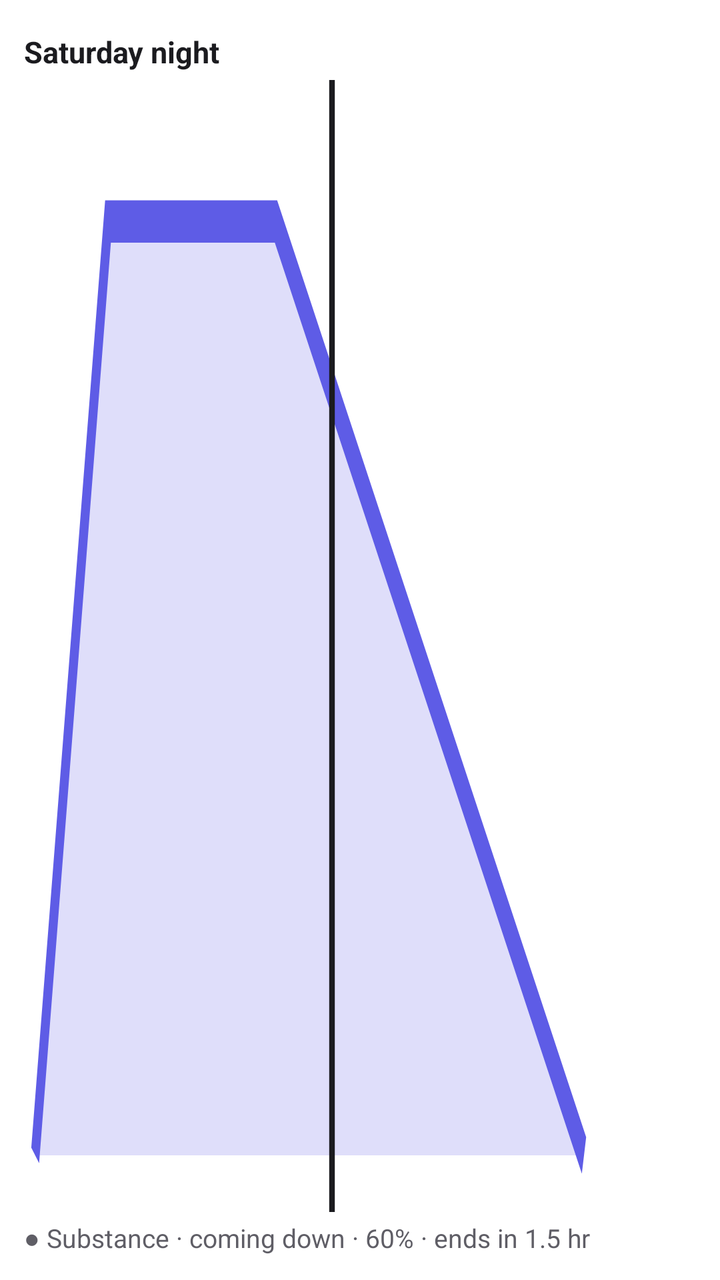
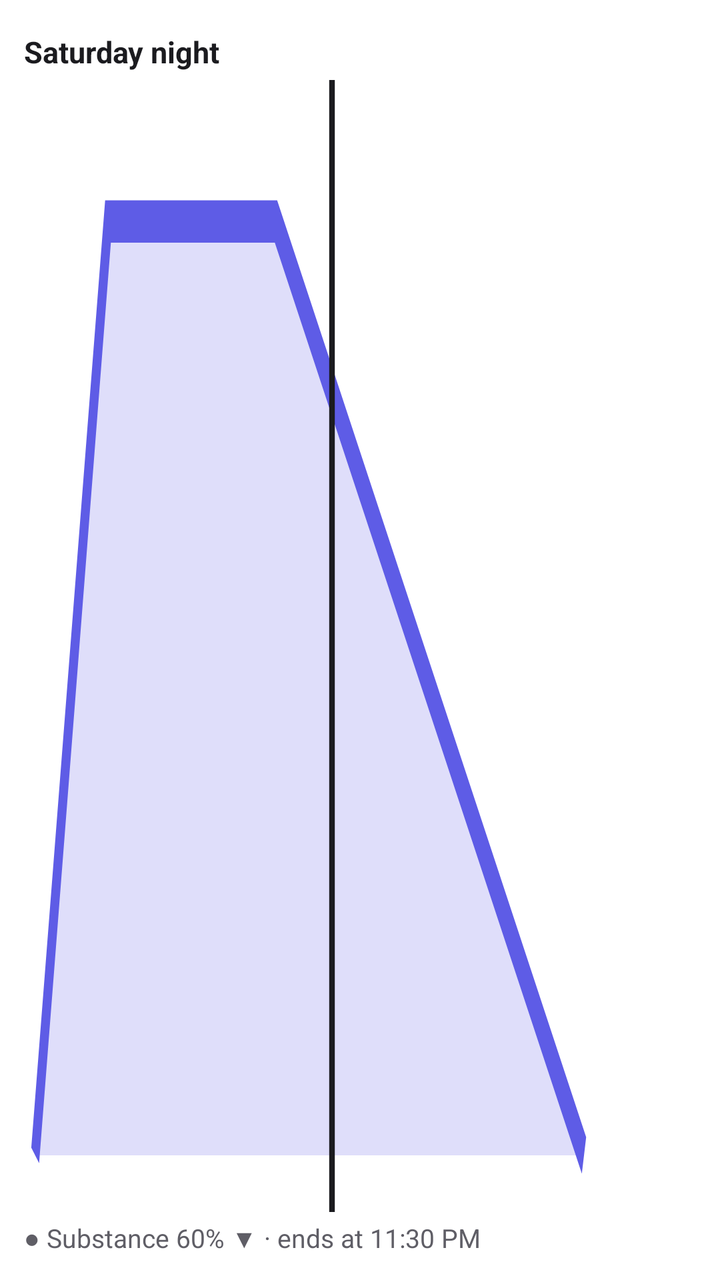

Compare the two renders of this Android layout. The source of the first and the diff that turns it into the second are given below.
<!-- AndroidManifest.xml: application theme Theme.App.Starting -->
<!-- res/layout/widget_full_preview.xml -->
<?xml version="1.0" encoding="utf-8"?>
<LinearLayout xmlns:android="http://schemas.android.com/apk/res/android"
    android:layout_width="match_parent"
    android:layout_height="match_parent"
    android:background="@drawable/widget_background"
    android:orientation="vertical"
    android:padding="12dp">

    <TextView
        android:layout_width="match_parent"
        android:layout_height="28dp"
        android:gravity="center_vertical"
        android:text="Saturday night"
        android:textColor="@color/widget_text"
        android:textSize="15sp"
        android:textStyle="bold" />

    <ImageView
        android:layout_width="match_parent"
        android:layout_height="0dp"
        android:layout_weight="1"
        android:importantForAccessibility="no"
        android:scaleType="fitXY"
        android:src="@drawable/widget_preview_chart" />

    <TextView
        android:layout_width="match_parent"
        android:layout_height="wrap_content"
        android:layout_marginTop="4dp"
        android:text="● Substance · coming down · 60% · ends in 1.5 hr"
        android:textColor="@color/widget_text_secondary"
        android:textSize="13sp" />
</LinearLayout>
<!-- resources referenced by this layout -->
<resources>
  <color name="widget_text">#1B1B1F</color>
  <color name="widget_text_secondary">#5F5E66</color>
  <!-- drawable widget_background (drawable) -->
  <?xml version="1.0" encoding="utf-8"?>
  <shape xmlns:android="http://schemas.android.com/apk/res/android" android:shape="rectangle">
      <solid android:color="@color/widget_background" />
      <corners android:radius="16dp" />
  </shape>
  <!-- drawable widget_preview_chart (drawable) -->
  <?xml version="1.0" encoding="utf-8"?>
  <vector xmlns:android="http://schemas.android.com/apk/res/android"
      android:width="240dp"
      android:height="80dp"
      android:viewportWidth="240"
      android:viewportHeight="80">
      <path
          android:fillColor="#335E5CE6"
          android:pathData="M4,76 L30,10 L90,10 L200,76 Z" />
      <path
          android:strokeColor="#5E5CE6"
          android:strokeWidth="3"
          android:pathData="M4,76 L30,10 L90,10 L200,76" />
      <path
          android:strokeColor="@color/widget_text"
          android:strokeWidth="2"
          android:pathData="M110,0 L110,80" />
  </vector>
  <style name="Theme.App.Starting" parent="Theme.SplashScreen">
          <item name="windowSplashScreenBackground">@android:color/transparent</item>
          <item name="windowSplashScreenAnimatedIcon">@drawable/splash_logo</item>
          <item name="postSplashScreenTheme">@style/Theme.Journal</item>
      </style>
  <color name="widget_background">#F2FFFFFF</color>
  <!-- drawable splash_logo (drawable) -->
  <?xml version="1.0" encoding="utf-8"?>
  <layer-list xmlns:android="http://schemas.android.com/apk/res/android"
      xmlns:tools="http://schemas.android.com/tools">
      <item
          android:width="100dp"
          android:height="88dp"
          android:drawable="@drawable/eye_open"
          android:gravity="center"
          tools:ignore="UnusedAttribute" />
  </layer-list>
  <style name="Theme.Journal" parent="android:Theme.Material.Light.NoActionBar">
          <item name="android:statusBarColor">@android:color/transparent</item>
          <item name="android:navigationBarColor">@android:color/transparent</item>
      </style>
  <!-- drawable eye_open: png bitmap (drawable, 335011 bytes) -->
</resources>

<!-- the commit's change to res/layout/widget_full_preview.xml (unified diff, before → after) -->
@@ -27,7 +27,7 @@
         android:layout_width="match_parent"
         android:layout_height="wrap_content"
         android:layout_marginTop="4dp"
-        android:text="● Substance · coming down · 60% · ends in 1.5 hr"
+        android:text="● Substance 60% ▼ · ends at 11:30 PM"
         android:textColor="@color/widget_text_secondary"
         android:textSize="13sp" />
 </LinearLayout>
